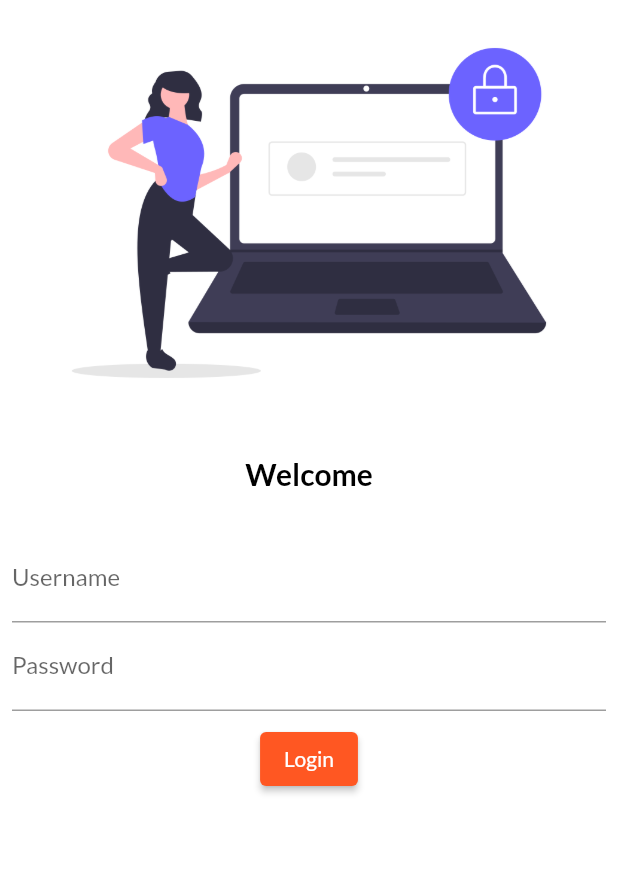
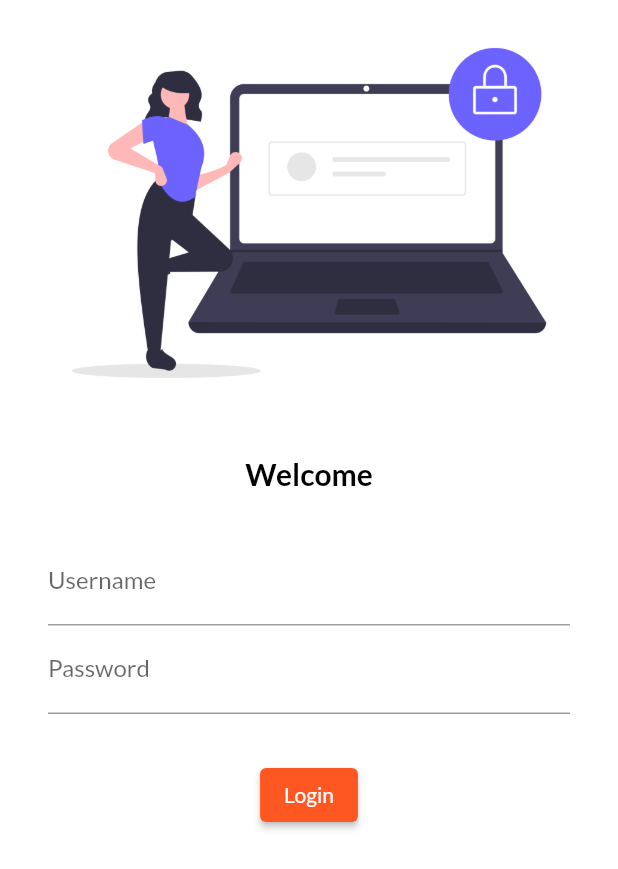
Before and after one commit to azzadpandit1122/flutter_catologe_App, a Flutter app: the screen it shows after launch, on a phone screen of 412 x 824 dp. Shown: the top 869 px of the screen. Run offline on Flutter 3.47's test engine with Material 2 defaults, Android fonts, the phone set to English and light mode, and no system bars; our stand-ins replace google_fonts.

Commit message:
login btn goto home

```diff
--- a/lib/main.dart
+++ b/lib/main.dart
@@ -2,6 +2,7 @@ import 'package:flutter/material.dart';
 import 'package:google_fonts/google_fonts.dart';
 import 'package:test_project/pages/home_page.dart';
 import 'package:test_project/pages/login_page.dart';
+import 'package:test_project/utils/route.dart';
 
 void main() {
   runApp(MyApp());
@@ -21,11 +22,11 @@ class MyApp extends StatelessWidget {
       ),
       darkTheme:
           ThemeData(brightness: Brightness.dark, primarySwatch: Colors.red),
-      initialRoute: "/login",
+      initialRoute: MyRoute.loginRoute,
       routes: {
-        "/": (contex) => LoginPage(),
-        "/login": (contex) => LoginPage(),
-        "/home": (contex) => HomePage(),
+        MyRoute.loginRoute: (contex) => LoginPage(),
+        MyRoute.loginRoute: (contex) => LoginPage(),
+        MyRoute.homeRoute: (contex) => HomePage(),
       },
     );
   }
--- a/lib/pages/login_page.dart
+++ b/lib/pages/login_page.dart
@@ -1,41 +1,62 @@
 import 'dart:developer';
+import 'package:flutter/material.dart';
+import 'package:test_project/utils/route.dart';
 
-import 'package:flutter/material.dart';
-import 'package:google_fonts/google_fonts.dart';
 class LoginPage extends StatelessWidget {
   const LoginPage({Key? key}) : super(key: key);
 
   @override
   Widget build(BuildContext context) {
     return Material(
-      color:Colors.white,
+      color: Colors.white,
+      child: SingleChildScrollView(
         child: Column(
           children: [
-          Image.asset("assets/images/login.png",fit: BoxFit.cover,),
+            Image.asset(
+              "assets/images/login.png",
+              fit: BoxFit.cover,
+            ),
             SizedBox(
               height: 20.0,
             ),
-          Text("Welcome" , style: TextStyle(color: Colors.black,fontSize: 20,fontWeight: FontWeight.bold),)
-          ,SizedBox(
+            Text(
+              "Welcome",
+              style: TextStyle(
+                  color: Colors.black,
+                  fontSize: 20,
+                  fontWeight: FontWeight.bold),
+            ),
+            SizedBox(
               height: 20.0,
             ),
             Padding(
-            padding: const EdgeInsets.all(8.0),
+              padding: const EdgeInsets.symmetric(vertical: 10, horizontal: 32),
               child: Column(
                 children: [
                   TextFormField(
-                  decoration: InputDecoration(hintText: "Enter Username",labelText: "Username"),
+                    decoration: InputDecoration(
+                        hintText: "Enter Username", labelText: "Username"),
                   ),
                   TextFormField(
-                  decoration: InputDecoration(hintText: "Enter Password",labelText: "Password"),
+                    obscureText: true,
+                    decoration: InputDecoration(
+                        hintText: "Enter Password", labelText: "Password"),
                   )
                 ],
               ),
             ),
-          ElevatedButton(onPressed: (){
-            log("clicked ");
-          }, child: Text("Login"),style: TextButton.styleFrom(),)
+            SizedBox(
+              height: 20.0,
+            ),
+            ElevatedButton(
+              onPressed: () {
+                Navigator.pushNamed(context,MyRoute.homeRoute);
+              },
+              child: Text("Login"),
+              style: TextButton.styleFrom(),
+            )
           ],
+        ),
       ),
     );
   }
--- /dev/null
+++ b/lib/utils/route.dart
@@ -0,0 +1,6 @@
+class MyRoute{
+  static String loginRoute = "/login";
+  static String signUpRoute = "/singup";
+  static String homeRoute = "/home_page";
+
+}
```
Lines whose indentation alone changed are shown as unchanged.
